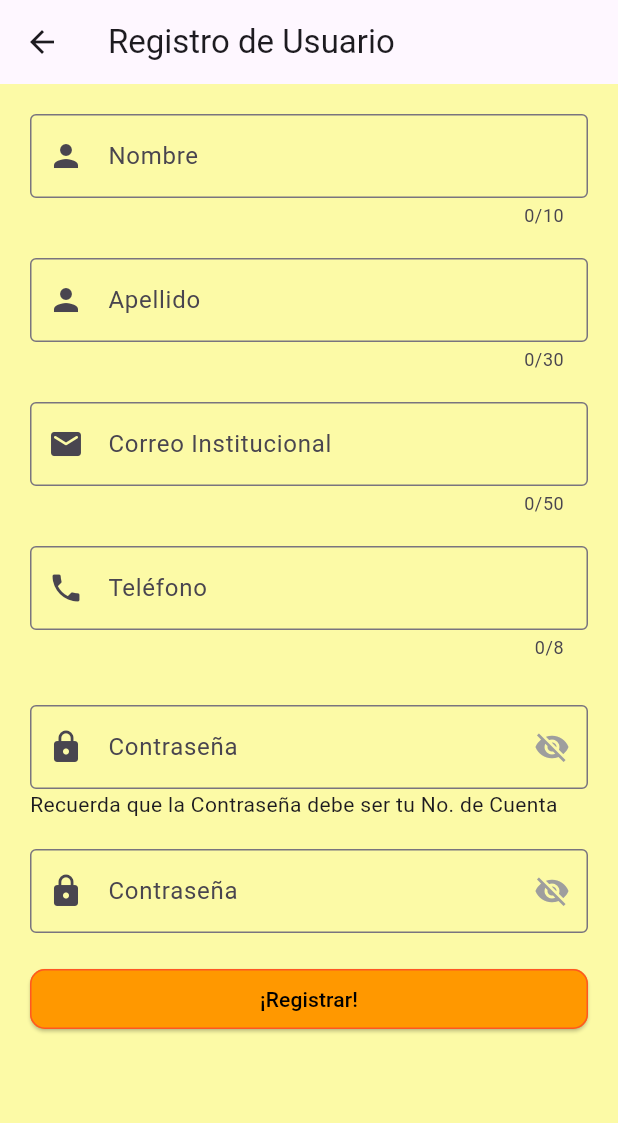
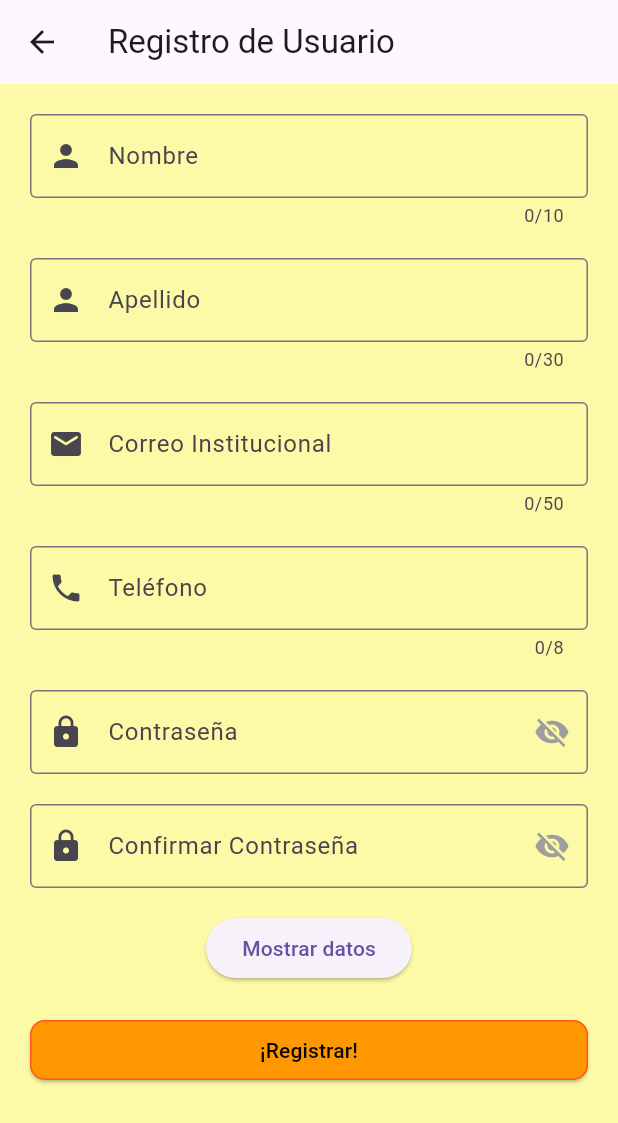
Before and after one commit to EddyArgueta/Tarea2.2, a Flutter app: the RegistroPage screen opened directly, on a phone screen of 412 x 824 dp. Shown: the top 1123 px of the screen. Run offline on Flutter 3.47's test engine with Material 3 defaults, Android fonts, the phone set to English and light mode, and no system bars.

Commit message:
Puliendo errores

```diff
--- a/lib/main.dart
+++ b/lib/main.dart
@@ -17,9 +17,9 @@ class MyApp extends StatelessWidget {
         title: 'Material App',
       debugShowCheckedModeBanner: false,
       //home: const HomePage(email: 'carguetar@unah.hn'),
-      //home: LoginPage(),
+      home: LoginPage(),
       //home: const PageNotFound(),
-      home: RegistroPage(),
+      //home: RegistroPage(),
 
       onGenerateRoute: (settings) => MaterialPageRoute(
       builder: (context) {
--- a/lib/pages/registro_page.dart
+++ b/lib/pages/registro_page.dart
@@ -13,6 +13,12 @@ class RegistroPage extends StatelessWidget {
   final TextEditingController confirmarPasswordController = TextEditingController();
   final formKey = GlobalKey<FormState>();
 
+  // Focus nodes para rastrear cada campo
+  final FocusNode nombreFocusNode = FocusNode();
+  final FocusNode apellidoFocusNode = FocusNode();
+  final FocusNode correoFocusNode = FocusNode();
+  final FocusNode telefonoFocusNode = FocusNode();
+  final FocusNode passwordFocusNode = FocusNode();
 
   @override
   Widget build(BuildContext context) {
@@ -20,53 +26,82 @@ class RegistroPage extends StatelessWidget {
       appBar: AppBar(
         title: const Text('Registro de Usuario'),
       ),
-      backgroundColor:const Color.fromARGB(255, 252, 250, 166),
+      backgroundColor: const Color.fromARGB(255, 252, 250, 166),
       body: Padding(
         padding: const EdgeInsets.all(20.0),
         child: SingleChildScrollView(
           child: Form(
             key: formKey,
-            autovalidateMode: AutovalidateMode.onUserInteraction,
             child: Column(
               crossAxisAlignment: CrossAxisAlignment.stretch,
               children: [
-                //Nombre
-                CampoNombre(nombreController: nombreController),
+                // Campo Nombre
+                CampoNombre(
+                  nombreController: nombreController,
+                  focusNode: nombreFocusNode,
+                ),
 
-                //Apellido
+                // Campo Apellido
                 const SizedBox(height: 20),
-                CampoApellido(apellidoController: apellidoController),
+                CampoApellido(
+                  apellidoController: apellidoController,
+                  focusNode: apellidoFocusNode,
+                ),
 
-                //Correo
+                // Campo Correo
                 const SizedBox(height: 20),
-                CampoCorreo(correoController: correoController),
+                CampoCorreo(
+                  correoController: correoController,
+                  focusNode: correoFocusNode,
+                ),
 
-                //Numero de Telefono
+                // Campo Teléfono
                 const SizedBox(height: 20),
-                CampoTelefono(telefonoController: telefonoController),
+                CampoTelefono(
+                  telefonoController: telefonoController,
+                  focusNode: telefonoFocusNode,
+                ),
 
-                //Password
-                const SizedBox(height: 30),
-                PasswordCustomInput(controller: passwordController),
-
-                const Text('Recuerda que la Contraseña debe ser tu No. de Cuenta'),
-
-                //Confirmar Password
+                // Campo Contraseña
                 const SizedBox(height: 20),
-                PasswordCustomInput(controller: confirmarPasswordController),
-
+                PasswordCustomInput(
+                  passwordController: passwordController,
+                  confirmPasswordController: confirmarPasswordController,
+                  focusNode: passwordFocusNode,
+                ),
 
                 const SizedBox(height: 20),
+
+                // Botón de Registro
                 ElevatedButton(
                   onPressed: () {
-                    formKey.currentState!.validate();
+                    // Al presionar el botón, se verifica que el formulario esté completo y correcto
+                    if (formKey.currentState!.validate()) {
                       formKey.currentState!.save();
 
-                    // Navegamos a la pantalla de registro
+                      // Navegación a la pantalla de inicio de sesión
                       Navigator.push(
                         context,
                         MaterialPageRoute(builder: (context) => LoginPage()),
                       );
+                    } else {
+                      // Muestra un mensaje si hay campos que aún son inválidos
+                      showDialog(
+                        context: context,
+                        builder: (context) => AlertDialog(
+                          title: const Text('Error'),
+                          content: const Text('Por favor, complete todos los campos correctamente.'),
+                          actions: [
+                            TextButton(
+                              onPressed: () {
+                                Navigator.of(context).pop();
+                              },
+                              child: const Text('Aceptar'),
+                            ),
+                          ],
+                        ),
+                      );
+                    }
                   },
                   style: ElevatedButton.styleFrom(
                     backgroundColor: Colors.orange,
@@ -79,12 +114,10 @@ class RegistroPage extends StatelessWidget {
                   child: const Text('¡Registrar!'),
                 ),
               ],
-
             ),
           ),
         ),
       ),
     );
-
   }
 }
--- a/lib/widgets/inputs.dart
+++ b/lib/widgets/inputs.dart
@@ -2,39 +2,52 @@ import 'package:flutter/material.dart';
 import 'package:flutter/scheduler.dart';
 
 class PasswordCustomInput extends StatefulWidget {
-  const PasswordCustomInput({super.key, required this.controller});
+  const PasswordCustomInput({
+    super.key,
+    required this.passwordController,
+    required this.confirmPasswordController,
+    required this.focusNode,
+  });
 
-  final TextEditingController controller;
+  final TextEditingController passwordController;
+  final TextEditingController confirmPasswordController;
+  final FocusNode focusNode;
 
   @override
-  State<PasswordCustomInput> createState() => _PasswordCustomInputState();
+  _PasswordCustomInputState createState() => _PasswordCustomInputState();
 }
 
 class _PasswordCustomInputState extends State<PasswordCustomInput> {
   bool _obscureText = true;
 
+  // Método para validar si las contraseñas coinciden
+  bool _validatePasswordsMatch() {
+    return widget.passwordController.text == widget.confirmPasswordController.text;
+  }
+
   @override
   Widget build(BuildContext context) {
-    return TextFormField(
-      controller: widget.controller,
+    return Column(
+      children: [
+        // Campo de contraseña
+        TextFormField(
+          controller: widget.passwordController,
+          focusNode: widget.focusNode,
           validator: (value) {
             if (value!.isEmpty) {
-          return 'La Contraseña es Obligatoria';
+              return 'La contraseña es obligatoria';
             }
-
-        if (value.length != 11) {
-          return 'La Contraseña debe tener exactamente 11 caracteres';
+            if (value.length < 8) {
+              return 'La contraseña debe tener al menos 8 caracteres';
             }
-
-        // Tenemos que verificar que solo sean numeros, ya que es el No. de Cuenta lo que necesitamos
-        for (int i = 0; i < value.length; i++) {
-          if (int.tryParse(value[i]) == null) {
-          return 'La Contraseña debe contener solo números';
+            if (!RegExp(r'[A-Z]').hasMatch(value)) {
+              return 'La contraseña debe contener al menos una letra mayúscula';
             }
+            if (!RegExp(r'[!@#$%^&*(),.?":{}|<>]').hasMatch(value)) {
+              return 'La contraseña debe contener al menos un carácter especial';
             }
             return null;
           },
-      keyboardType: TextInputType.text,
           obscureText: _obscureText,
           decoration: InputDecoration(
             labelText: 'Contraseña',
@@ -50,6 +63,62 @@ class _PasswordCustomInputState extends State<PasswordCustomInput> {
             ),
             border: const OutlineInputBorder(),
           ),
+        ),
+
+        const SizedBox(height: 20),
+
+        // Campo de confirmación de contraseña
+        TextFormField(
+          controller: widget.confirmPasswordController,
+          focusNode: widget.focusNode,
+          obscureText: _obscureText,
+          decoration: InputDecoration(
+            labelText: 'Confirmar Contraseña',
+            prefixIcon: const Icon(Icons.lock),
+            suffixIcon: IconButton(
+              icon: Icon(_obscureText ? Icons.visibility_off : Icons.visibility),
+              color: _obscureText ? Colors.grey : Colors.blue,
+              onPressed: () {
+                setState(() {
+                  _obscureText = !_obscureText;
+                });
+              },
+            ),
+            border: const OutlineInputBorder(),
+          ),
+        ),
+
+        const SizedBox(height: 16),
+
+        // Botón para mostrar datos en consola, si las contraseñas coinciden
+        ElevatedButton(
+          onPressed: () {
+            if (_validatePasswordsMatch()) {
+              // Aquí se muestran los datos en consola
+              print("Contraseña: ${widget.passwordController.text}");
+              print("Confirmación de Contraseña: ${widget.confirmPasswordController.text}");
+            } else {
+              // Si las contraseñas no coinciden, muestra un pop-up de error
+              showDialog(
+                context: context,
+                builder: (context) => AlertDialog(
+                  title: const Text('Error'),
+                  content: const Text('Las contraseñas no coinciden.'),
+                  actions: [
+                    TextButton(
+                      onPressed: () {
+                        Navigator.of(context).pop();
+                      },
+                      child: const Text('Aceptar'),
+                    ),
+                  ],
+                ),
+              );
+            }
+          },
+          child: const Text('Mostrar datos'),
+        ),
+      ],
     );
   }
 }
@@ -58,9 +127,11 @@ class CampoNombre extends StatelessWidget {
   const CampoNombre({
     super.key,
     required this.nombreController,
+    required this.focusNode,
   });
 
   final TextEditingController nombreController;
+  final FocusNode focusNode;
 
   void _mostrarDialogo(BuildContext context, String mensaje) {
     //SchedulerBinding.addPostFrameCallback: Este método asegura que el SnackBar y el diálogo solo se muestren
@@ -86,6 +157,7 @@ class CampoNombre extends StatelessWidget {
   Widget build(BuildContext context) {
     return TextFormField(
       controller: nombreController,
+      focusNode: focusNode,
       maxLength: 10,
       validator: (value) {
         if (value == null || value.isEmpty) {
@@ -120,9 +192,11 @@ class CampoApellido extends StatelessWidget {
   const CampoApellido({
     super.key,
     required this.apellidoController,
+    required this.focusNode,
   });
 
   final TextEditingController apellidoController;
+  final FocusNode focusNode;
 
   void _mostrarDialogo(BuildContext context, String mensaje) {
     SchedulerBinding.instance.addPostFrameCallback((_) {
@@ -146,6 +220,7 @@ class CampoApellido extends StatelessWidget {
   Widget build(BuildContext context) {
     return TextFormField(
       controller: apellidoController,
+      focusNode: focusNode,
       maxLength: 30,
       validator: (value) {
         if (value == null || value.isEmpty) {
@@ -179,9 +254,11 @@ class CampoCorreo extends StatelessWidget {
   const CampoCorreo({
     super.key,
     required this.correoController,
+    required this.focusNode,
   });
 
   final TextEditingController correoController;
+  final FocusNode focusNode;
 
   void _mostrarDialogo(BuildContext context, String mensaje) {
     SchedulerBinding.instance.addPostFrameCallback((_) {
@@ -205,6 +282,7 @@ class CampoCorreo extends StatelessWidget {
   Widget build(BuildContext context) {
     return TextFormField(
       controller: correoController,
+      focusNode: focusNode,
       maxLength: 50,
       validator: (value) {
         if (value == null || value.isEmpty) {
@@ -242,9 +320,11 @@ class CampoTelefono extends StatelessWidget {
   const CampoTelefono({
     super.key,
     required this.telefonoController,
+    required this.focusNode,
   });
 
   final TextEditingController telefonoController;
+  final FocusNode focusNode;
 
   void _mostrarDialogo(BuildContext context, String mensaje) {
     SchedulerBinding.instance.addPostFrameCallback((_) {
@@ -268,6 +348,7 @@ class CampoTelefono extends StatelessWidget {
   Widget build(BuildContext context) {
     return TextFormField(
       controller: telefonoController,
+      focusNode: focusNode,
       maxLength: 8,
       validator: (value) {
         if (value == null || value.isEmpty) {
```
Also changed, not shown: 3 other files. Lines whose indentation alone changed are shown as unchanged.
